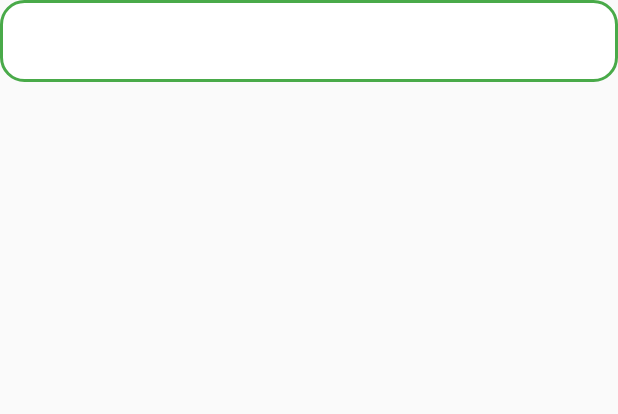
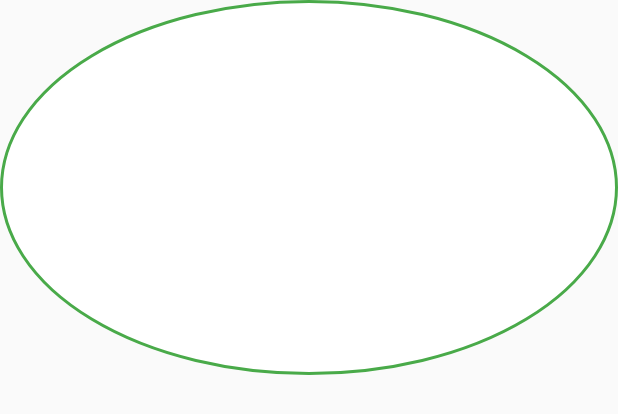
Before and after one commit to MichaelLin-TPE/NewClimbTogether, an Android app: the layout discuss_list_item_layout.xml on its own in the app's theme, with its tools: preview values and no code run, on a phone screen of 412 x 824 dp. Shown: the top 414 px of the screen. Run offline under Robolectric (Android 15) with nearby library versions, the phone set to English and light mode, and no system bars.

```diff
--- a/app/src/main/AndroidManifest.xml
+++ b/app/src/main/AndroidManifest.xml
@@ -13,13 +13,16 @@
         android:roundIcon="@mipmap/climb_together_round"
         android:supportsRtl="true"
         android:theme="@style/AppTheme">
-        <activity android:name=".chat_activity.ChatActivity"></activity>
+        <!-- 這是掌控KeyBoard的關鍵-->
+        <activity android:name=".chat_activity.ChatActivity"
+                  android:windowSoftInputMode="stateVisible|adjustPan"/>
         <activity android:name=".mountain_collection_activity.MountainCollectionActivity" />
         <activity android:name=".login_activity.LoginActivity" />
         <activity android:name=".member_activity.MemberActivity" />
         <activity android:name=".home_page.HomePageActivity" />
         <activity android:name=".MainActivity">
             <intent-filter>
+                <action android:name="android.intent.action.VIEW"/>
                 <action android:name="android.intent.action.MAIN" />
 
                 <category android:name="android.intent.category.LAUNCHER" />
--- a/app/src/main/java/com/example/climbtogether/chat_activity/chat_view_presenter/ViewPresenter.java
+++ b/app/src/main/java/com/example/climbtogether/chat_activity/chat_view_presenter/ViewPresenter.java
@@ -1,6 +1,8 @@
 package com.example.climbtogether.chat_activity.chat_view_presenter;
 
 import com.example.climbtogether.chat_activity.ChatData;
+import com.example.climbtogether.chat_activity.ChatLeftViewHolder;
+import com.example.climbtogether.chat_activity.ChatRightViewHolder;
 
 import java.util.ArrayList;
 
@@ -10,4 +12,8 @@ public interface ViewPresenter {
     int getItemViewType(int position);
 
     int getItemCount();
+
+    void onBindRightViewHolder(ChatRightViewHolder holder, int position);
+
+    void onBindLeftViewHolder(ChatLeftViewHolder holder, int position);
 }
--- a/app/src/main/java/com/example/climbtogether/disscuss_fragment/DiscussFragment.java
+++ b/app/src/main/java/com/example/climbtogether/disscuss_fragment/DiscussFragment.java
@@ -127,7 +127,7 @@ public class DiscussFragment extends Fragment implements DiscussFragmentVu {
 
         recyclerView.setLayoutManager(new LinearLayoutManager(context));
 
-        int pix = (int) TypedValue.applyDimension(TypedValue.COMPLEX_UNIT_DIP, 10, getResources().getDisplayMetrics());
+        int pix = (int) TypedValue.applyDimension(TypedValue.COMPLEX_UNIT_DIP, 20, getResources().getDisplayMetrics());
 
         recyclerView.addItemDecoration(new SpaceItemDecoration(pix));
 
--- /dev/null
+++ b/app/src/main/res/drawable/discus_circle_not_pressed.xml
@@ -0,0 +1,9 @@
+<?xml version="1.0" encoding="utf-8"?>
+<shape xmlns:android="http://schemas.android.com/apk/res/android"
+    android:shape="oval">
+    <!--設定圓角，當設置的圓角半徑很大，就可變成弧形邊了-->
+    <!--邊框-->
+    <stroke android:width="2dip" android:color="#49AA49" />
+    <!--漸層顏色-->
+    <gradient android:angle="-90" android:startColor="#FFFFFF" android:endColor="#FFFFFF"  />
+</shape>
--- /dev/null
+++ b/app/src/main/res/drawable/discus_circle_pressed.xml
@@ -0,0 +1,15 @@
+<?xml version="1.0" encoding="utf-8"?>
+<shape xmlns:android="http://schemas.android.com/apk/res/android"
+    android:shape="oval">
+    <!--padding-->
+    <padding
+        android:top="10dp"
+        android:left="10dp"
+        android:right="10dp"
+        android:bottom="10dp"/>
+
+    <!--邊框-->
+    <stroke android:width="2dip" android:color="#49AA49" />
+    <!--漸層顏色-->
+    <gradient android:angle="-90" android:startColor="#D8D6D6" android:endColor="#D8D6D6"  />
+</shape>
--- /dev/null
+++ b/app/src/main/res/drawable/discuss_selector.xml
@@ -0,0 +1,4 @@
+<selector xmlns:android="http://schemas.android.com/apk/res/android">
+    <item android:drawable="@drawable/discus_circle_pressed" android:state_pressed="true" />
+    <item android:drawable="@drawable/discus_circle_not_pressed" android:state_pressed="false"/>
+</selector>
--- a/app/src/main/res/layout/activity_chat.xml
+++ b/app/src/main/res/layout/activity_chat.xml
@@ -39,6 +39,7 @@
 
     <EditText
         android:id="@+id/chat_edit_message"
+        app:layout_constraintTop_toBottomOf="@id/chat_recycler_view"
         app:layout_constraintBottom_toBottomOf="parent"
         app:layout_constraintLeft_toLeftOf="parent"
         app:layout_constraintRight_toLeftOf="@id/chat_btn_send"
--- a/app/src/main/res/layout/discuss_list_item_layout.xml
+++ b/app/src/main/res/layout/discuss_list_item_layout.xml
@@ -3,13 +3,16 @@
     android:layout_width="match_parent"
     xmlns:app="http://schemas.android.com/apk/res-auto"
     android:id="@+id/discuss_item_click_area"
-    android:background="@drawable/btn_selector"
+    android:background="@drawable/discuss_selector"
     android:padding="10dp"
-    android:layout_height="wrap_content">
+    android:layout_height="250dp">
 
     <TextView
         android:id="@+id/discuss_item_title"
         app:layout_constraintTop_toTopOf="parent"
+        app:layout_constraintLeft_toLeftOf="parent"
+        app:layout_constraintRight_toRightOf="parent"
+        app:layout_constraintBottom_toBottomOf="parent"
         android:textSize="@dimen/large_text_size"
         android:textColor="@color/colorPrimaryDark"
         android:gravity="center"
```
Also changed, not shown: app/src/main/java/com/example/climbtogether/chat_activity/ChatActivity.java (+66 -3 lines), app/src/main/java/com/example/climbtogether/chat_activity/ChatAdapter.java (+10 -6 lines), app/src/main/java/com/example/climbtogether/chat_activity/ChatLeftViewHolder.java (+15 -2 lines), app/src/main/java/com/example/climbtogether/chat_activity/ChatRightViewHolder.java (+12 -2 lines), app/src/main/java/com/example/climbtogether/chat_activity/chat_view_presenter/ViewPresenterImpl.java (+25 -1 lines), app/src/main/res/layout/chat_left_item_layout.xml (+11 -1 lines).
